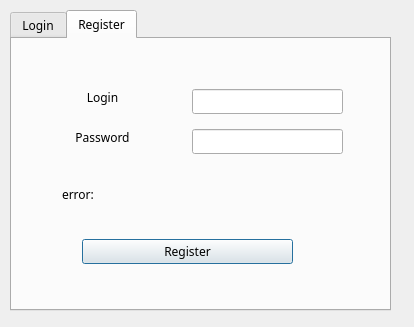
First picture: the form in client/screenModels/loginWindow.ui, repository agak33/SK-PUT-project, before the edit.
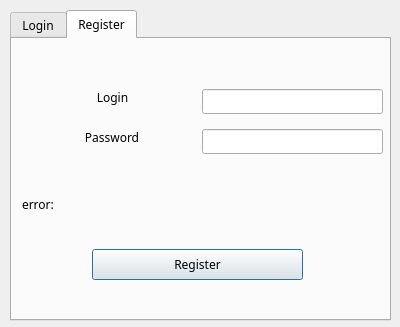
Second picture: the form after the edit. The open tabs and pages were chosen to show the change.

```diff
--- a/client/screenModels/loginWindow.ui
+++ b/client/screenModels/loginWindow.ui
@@ -6,7 +6,7 @@
    <rect>
     <x>0</x>
     <y>0</y>
-    <width>414</width>
+    <width>400</width>
     <height>327</height>
    </rect>
   </property>
@@ -30,7 +30,7 @@
      <x>10</x>
      <y>10</y>
      <width>381</width>
-     <height>301</height>
+     <height>311</height>
     </rect>
    </property>
    <property name="currentIndex">
@@ -150,9 +150,9 @@
     <widget class="QLineEdit" name="loginRegisterField">
      <property name="geometry">
       <rect>
-       <x>180</x>
+       <x>190</x>
        <y>50</y>
-       <width>151</width>
+       <width>181</width>
        <height>25</height>
       </rect>
      </property>
@@ -166,9 +166,9 @@
     <widget class="QLineEdit" name="passwordRegisterField">
      <property name="geometry">
       <rect>
-       <x>180</x>
+       <x>190</x>
        <y>90</y>
-       <width>151</width>
+       <width>181</width>
        <height>25</height>
       </rect>
      </property>
@@ -179,9 +179,9 @@
     <widget class="QLabel" name="passwordLabel_2">
      <property name="geometry">
       <rect>
-       <x>20</x>
+       <x>30</x>
        <y>90</y>
-       <width>141</width>
+       <width>140</width>
        <height>17</height>
       </rect>
      </property>
@@ -198,10 +198,10 @@
     <widget class="QLabel" name="errorRegisterLabel">
      <property name="geometry">
       <rect>
-       <x>50</x>
+       <x>10</x>
        <y>130</y>
-       <width>261</width>
-       <height>51</height>
+       <width>361</width>
+       <height>71</height>
       </rect>
      </property>
      <property name="text">
@@ -214,7 +214,7 @@
     <widget class="QLabel" name="loginLabel_2">
      <property name="geometry">
       <rect>
-       <x>20</x>
+       <x>30</x>
        <y>50</y>
        <width>141</width>
        <height>17</height>
@@ -236,10 +236,10 @@
     <widget class="QPushButton" name="registerButton">
      <property name="geometry">
       <rect>
-       <x>70</x>
-       <y>200</y>
+       <x>80</x>
+       <y>210</y>
        <width>211</width>
-       <height>25</height>
+       <height>31</height>
       </rect>
      </property>
      <property name="text">
```
Left out of the diff: 22 changed lines with no effect on the pictures.
